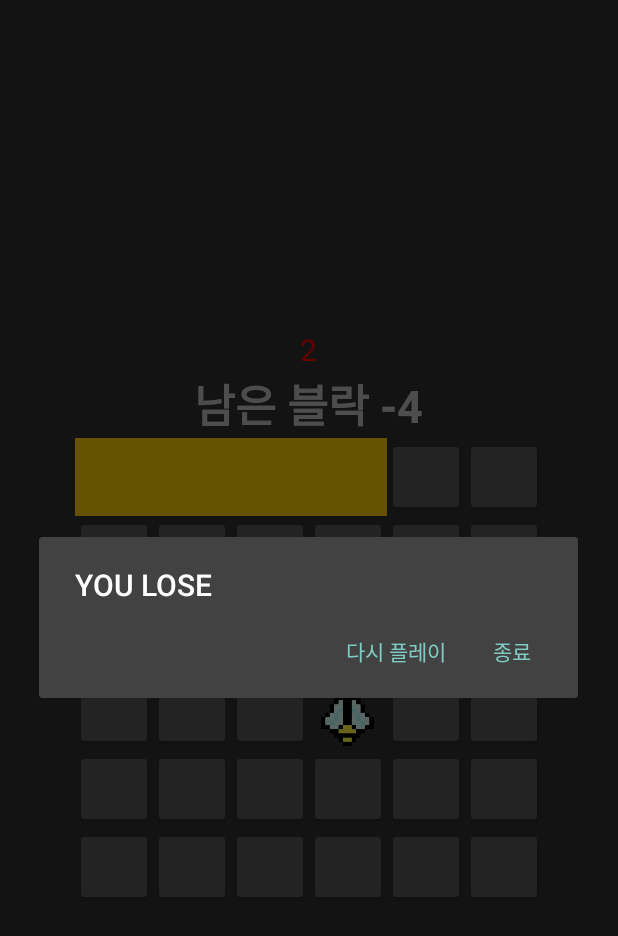
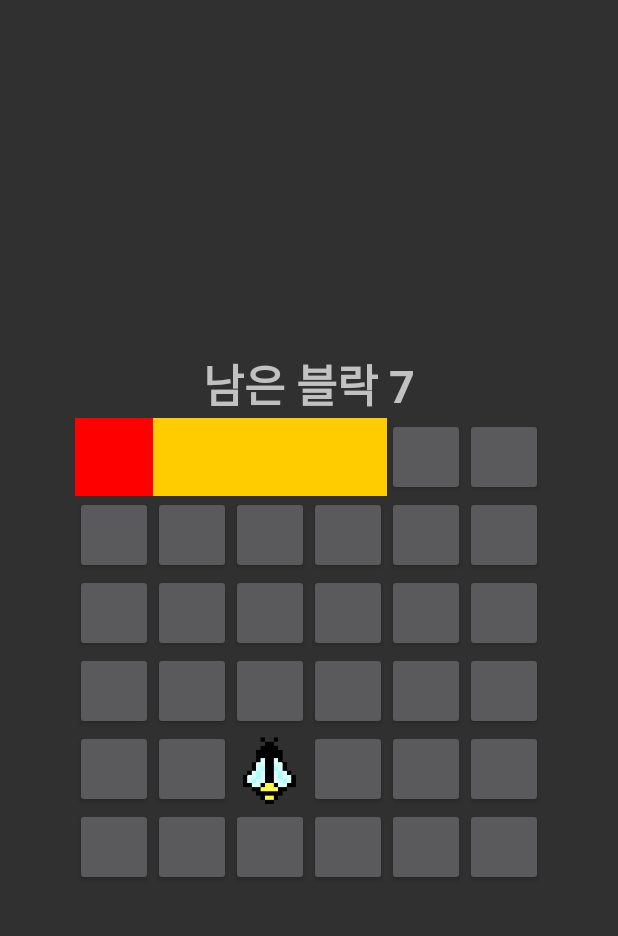
Before and after one commit to PeanutButterFam/CatchFly, an Android app: the screen it shows after launch (MainActivity), after a tap on an icon or button, on a phone screen of 412 x 824 dp. Shown: the top 936 px of the screen. Run offline under Robolectric (Android 15) with nearby library versions, the light colour scheme and no system bars; 3 other taps on this screen came first.

Commit message:
mine blocks added

```diff
--- a/app/src/main/java/peanutbutterfam/catchfly/MainActivity.java
+++ b/app/src/main/java/peanutbutterfam/catchfly/MainActivity.java
@@ -9,7 +9,6 @@ import android.graphics.Color;
 import android.graphics.drawable.Drawable;
 import android.media.MediaPlayer;
 import android.os.Bundle;
-import android.os.CountDownTimer;
 import android.os.Handler;
 import android.view.View;
 import android.widget.Button;
@@ -18,6 +17,7 @@ import android.widget.Toast;
 
 import java.util.ArrayList;
 import java.util.Collections;
+import java.util.Random;
 
 class Block {
     public final static int LEFT_BLOCKS = 15;  // 막을 수 있는 블럭 개수
@@ -30,16 +30,17 @@ public class MainActivity extends AppCompatActivity {
     public static int leftBlocks; // 막을 수 있는 블럭 개수
 
     ArrayList<Button> btn_al = new ArrayList<>(); //버튼 리스트
+    ArrayList<Integer> tempNum = new ArrayList<>(); //임시 번호
+    ArrayList<Integer> mine_num = new ArrayList<>(); //지뢰 블럭 번호
     ArrayList<Boolean> isSelected = new ArrayList<>(); //사용자가 선택한 버튼
 
-    TextView leftTime, tvBlocks;
+    TextView tvBlocks;
     Drawable defaultBtn;
     MediaPlayer mediaPlayer;
-    CountDownTimer timer;
 
     Boolean isMyTurn = false;
     Boolean isWin = false;
-    Boolean onclickActivated = false;
+    Boolean isMine = false;
     int currentPos; // 현재 파리의 위치
 
     @Override
@@ -63,7 +64,6 @@ public class MainActivity extends AppCompatActivity {
 
         defaultBtn = btn_al.get(0).getBackground();
 
-        leftTime = findViewById(R.id.leftTime);
         tvBlocks = findViewById(R.id.tvBlocks);
 
         UserBtnListener userListener = new UserBtnListener();
@@ -76,6 +76,20 @@ public class MainActivity extends AppCompatActivity {
             isSelected.add(false);
         }
 
+        //임시 블럭 번호 넣기
+        for(int i = 0;i < 36; i++){
+            tempNum.add(i);
+        }
+
+        Collections.shuffle(tempNum);
+
+        //지뢰 블럭 번호
+        for(int i = 0; i < 5; i++){
+            mine_num.add(tempNum.get(i));
+        }
+
+        System.out.println(mine_num);
+
         //파리 처음 위치 놓기
         putFirstLoc();
     }
@@ -84,8 +98,6 @@ public class MainActivity extends AppCompatActivity {
         currentPos = (int)(Math.random() * Block.BLOCK_NUM); // 0 ~ 35
         btn_al.get(currentPos).setBackgroundResource(R.drawable.bee);
         isMyTurn = true;
-
-        countDown();
     }
 
     public void moveBee() { // 사용자부터 번갈아 플레이
@@ -121,32 +133,6 @@ public class MainActivity extends AppCompatActivity {
             isWin = true;
             showResultDialog();
         }
-
-        onclickActivated = false;
-        countDown();
-    }
-
-    public void countDown(){
-        timer = new CountDownTimer(4000, 1000) {
-            @Override
-            public void onTick(long millisUntilFinished) {
-                //leftTime.setVisibility(View.VISIBLE);
-                System.out.println("time : "+millisUntilFinished / 1000);
-                leftTime.setText(millisUntilFinished / 1000+"");
-                millisUntilFinished =- 1000;
-            }
-
-            @Override
-            public void onFinish() {
-                //onclick실행 안됐으면 blocks - 5
-                if(onclickActivated == false){
-                    MainActivity.leftBlocks -= 5;
-                    checkLeftBlocks();
-
-                    tvBlocks.setText("남은 블락 " + MainActivity.leftBlocks);
-                }
-            }
-        }.start();
     }
 
     public void showResultDialog(){
@@ -179,17 +165,10 @@ public class MainActivity extends AppCompatActivity {
         builder.show();
     }
 
-    public void checkLeftBlocks(){
-        if(MainActivity.leftBlocks < 0){
-            //"You Lose" alertdialog
-            isWin = false;
-            showResultDialog();
-        }
-    }
-
     class UserBtnListener implements View.OnClickListener { // 사용자가 버튼을 선태한 경우 리스너
         @Override
         public void onClick(View v) {
+            isMine = false;
             Button tmp = (Button)v;
 
             int clickedBtnNum = -1;
@@ -200,25 +179,40 @@ public class MainActivity extends AppCompatActivity {
                 }
             }
 
+            System.out.println("clickedBtnNum : "+clickedBtnNum);
+
             if(isMyTurn == true) {
                 if(isSelected.get(clickedBtnNum) == false && clickedBtnNum != currentPos) {   // 파리가 위치한 곳을 클릭할 수 없음
-                    //색상 변경
-                    tmp.setBackgroundColor(Color.parseColor("#FFCC00"));
+                    if(mine_num.contains(clickedBtnNum)){
+                        //지뢰 버튼 선택
+                        tmp.setBackgroundColor(Color.RED);
+                        isMine = true;
+                    }else{
+                        //색상 변경
+                        tmp.setBackgroundColor(Color.parseColor("#FFCC00"));
+                    }
 
                     //클릭한 버튼 더 이상 클릭 못하게
                     System.out.println("선택된 버튼 : " + clickedBtnNum);
                     isSelected.set(clickedBtnNum, true);
 
                     if(MainActivity.leftBlocks > 0) {
-                        //남은 블럭 수 -1
-                        MainActivity.leftBlocks--;
+                        if (isMine == false) {
+                            //남은 블럭 수 -1
+                            MainActivity.leftBlocks--;
+                        } else {
+                            MainActivity.leftBlocks -= 5;
+                        }
                         tvBlocks.setText("남은 블락 " + MainActivity.leftBlocks);
+                    }
 
-                        checkLeftBlocks();
+                    if(MainActivity.leftBlocks <= 0){
+                        //"You Lose" alertdialog
+                        isWin = false;
+                        showResultDialog();
                     }
 
                     isMyTurn = false;
-                    onclickActivated = true;
 
                     //deleteBee = true;
                     moveBee();
--- a/app/src/main/res/layout/activity_main.xml
+++ b/app/src/main/res/layout/activity_main.xml
@@ -8,15 +8,6 @@
     android:orientation="vertical"
     android:gravity="center"
     tools:context=".MainActivity">
-
-    <TextView
-        android:id="@+id/leftTime"
-        android:layout_width="wrap_content"
-        android:layout_height="wrap_content"
-        android:text="되나"
-        android:textSize="20sp"
-        android:textColor="#FF0000"
-        />
 
     <TextView
         android:id="@+id/tvBlocks"
```
